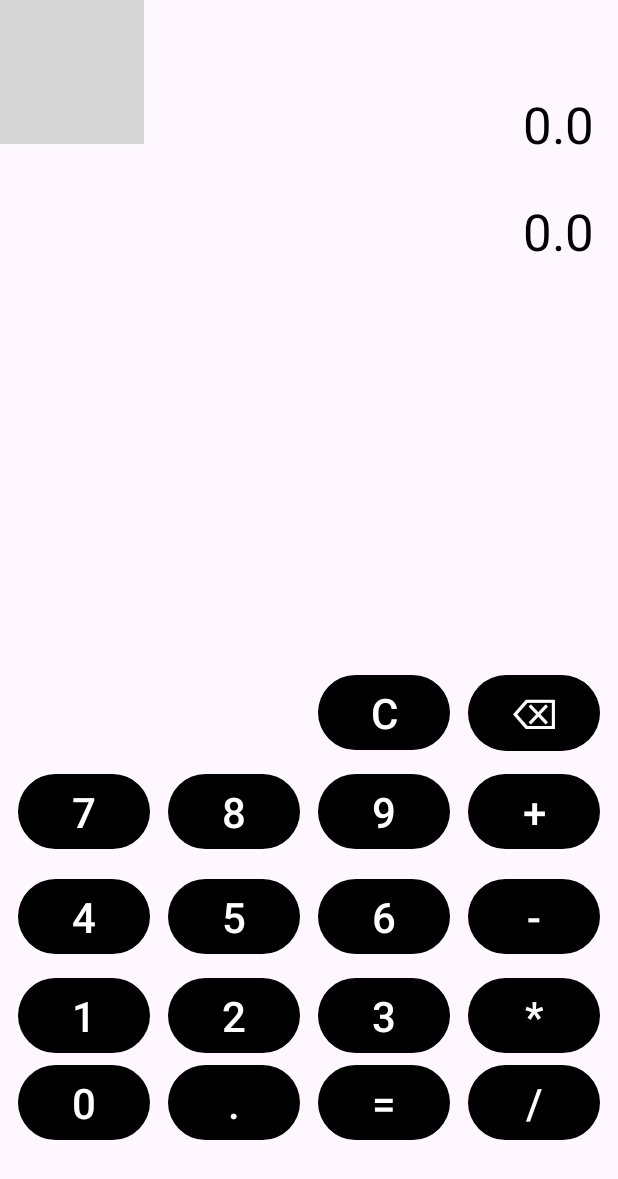
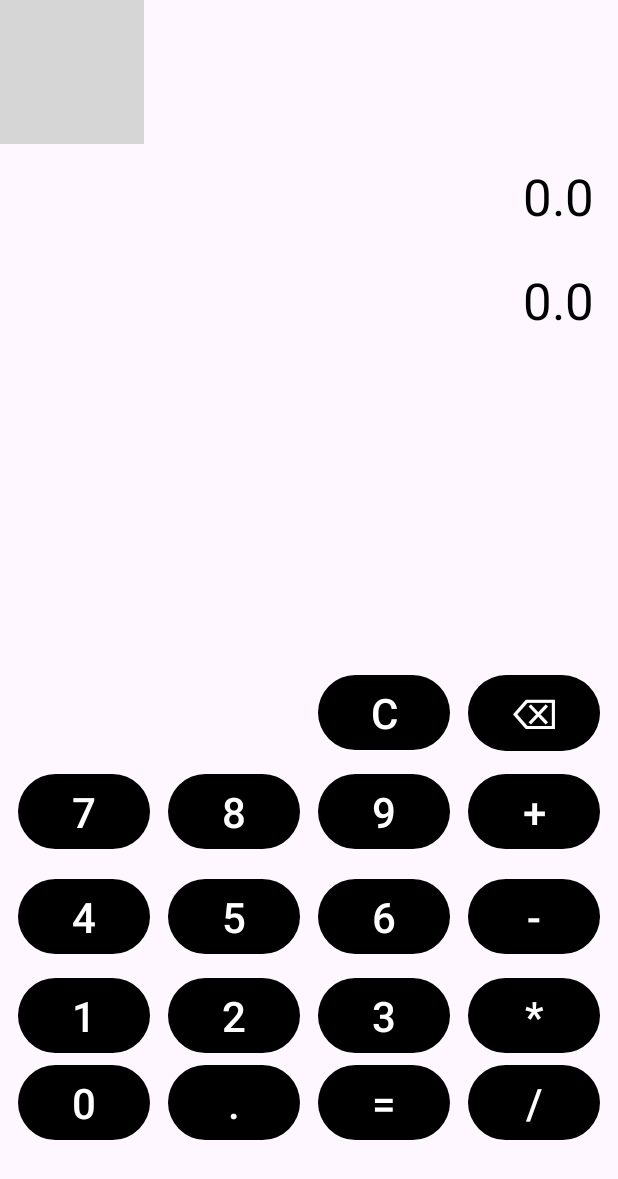
Before and after one commit to bryanmiranda138/CalculadoraP, an Android app: the screen it shows after launch (MainActivity), on a phone screen of 412 x 824 dp. Shown: the top 1179 px of the screen. Run offline under Robolectric (Android 15) with nearby library versions, the phone set to English and light mode, and no system bars; grey boxes are pictures that could not be loaded.

Commit message:
Corrige ubicacion al mostrar los resultados

```diff
--- a/app/src/main/java/com/ipam/calculadorap/MainActivity.kt
+++ b/app/src/main/java/com/ipam/calculadorap/MainActivity.kt
@@ -1,6 +1,7 @@
 package com.ipam.calculadorap
 
 import androidx.appcompat.app.AppCompatActivity
+
 import android.os.Bundle
 import android.view.View
 import android.widget.Button
--- a/app/src/main/res/layout/activity_main.xml
+++ b/app/src/main/res/layout/activity_main.xml
@@ -14,38 +14,39 @@
 
 
     <TextView
+        android:id="@+id/tv_num2"
+        android:layout_width="0dp"
+        android:layout_height="wrap_content"
+        android:layout_marginStart="16dp"
+        android:layout_marginTop="24dp"
+        android:layout_marginEnd="16dp"
+        android:hint="0.0"
+        android:shadowColor="@color/black"
+        android:textAlignment="textEnd"
+        android:textColorHint="@color/black"
+        android:textSize="34sp"
+        app:layout_constraintEnd_toEndOf="parent"
+        app:layout_constraintHorizontal_bias="1.0"
+        app:layout_constraintStart_toStartOf="parent"
+        app:layout_constraintTop_toBottomOf="@+id/tv_num1"
+        tools:ignore="TouchTargetSizeCheck" />
+
+    <TextView
         android:id="@+id/tv_num1"
         android:layout_width="0dp"
         android:layout_height="wrap_content"
         android:layout_marginStart="16dp"
-        android:layout_marginTop="60dp"
+        android:layout_marginTop="108dp"
         android:layout_marginEnd="16dp"
         android:hint="0.0"
-        android:textColorHint="@color/black"
         android:shadowColor="@color/black"
         android:textAlignment="textEnd"
+        android:textColorHint="@color/black"
         android:textSize="34sp"
         app:layout_constraintEnd_toEndOf="parent"
-        app:layout_constraintHorizontal_bias="0.0"
+        app:layout_constraintHorizontal_bias="1.0"
         app:layout_constraintStart_toStartOf="parent"
         app:layout_constraintTop_toTopOf="parent" />
-
-    <TextView
-        android:id="@+id/tv_num2"
-        android:layout_width="0dp"
-        android:layout_height="wrap_content"
-        android:layout_marginStart="16dp"
-        android:layout_marginTop="26dp"
-        android:layout_marginEnd="16dp"
-        android:shadowColor="@color/black"
-        android:hint="0.0"
-        android:textColorHint="@color/black"
-        android:textAlignment="textEnd"
-        android:textSize="34sp"
-        app:layout_constraintEnd_toEndOf="parent"
-        app:layout_constraintStart_toStartOf="parent"
-        app:layout_constraintTop_toBottomOf="@+id/tv_num1"
-        tools:ignore="TouchTargetSizeCheck" />
 
     <Button
         android:id="@+id/btn0"
```
